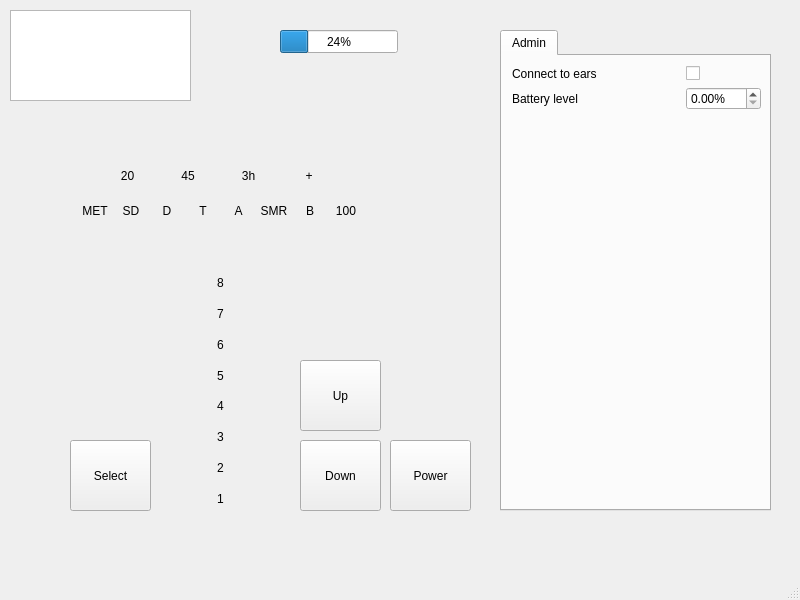
satgb/oasis-pro, file mainwindow.ui: the form before one commit.
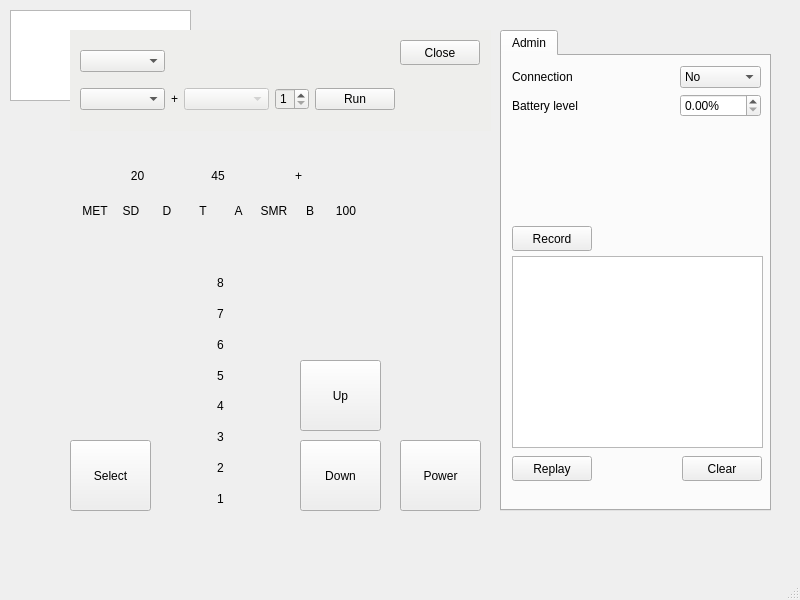
The form after the commit.

The edit to the form file:
```diff
--- a/mainwindow.ui
+++ b/mainwindow.ui
@@ -13,11 +13,14 @@
   <property name="windowTitle">
    <string>MainWindow</string>
   </property>
+  <property name="styleSheet">
+   <string notr="true"/>
+  </property>
   <widget class="QWidget" name="centralwidget">
    <widget class="QPushButton" name="powerButton">
     <property name="geometry">
      <rect>
-      <x>390</x>
+      <x>400</x>
       <y>440</y>
       <width>81</width>
       <height>71</height>
@@ -96,7 +99,7 @@
      </property>
      <layout class="QHBoxLayout" name="groups">
       <item>
-       <widget class="QLabel" name="label_20">
+       <widget class="QLabel" name="label20">
         <property name="text">
          <string>20</string>
         </property>
@@ -106,7 +109,7 @@
        </widget>
       </item>
       <item>
-       <widget class="QLabel" name="label_45">
+       <widget class="QLabel" name="label45">
         <property name="text">
          <string>45</string>
         </property>
@@ -116,17 +119,7 @@
        </widget>
       </item>
       <item>
-       <widget class="QLabel" name="label_3h">
-        <property name="text">
-         <string>3h</string>
-        </property>
-        <property name="alignment">
-         <set>Qt::AlignCenter</set>
-        </property>
-       </widget>
-      </item>
-      <item>
-       <widget class="QLabel" name="label_add">
+       <widget class="QLabel" name="labelAdd">
         <property name="text">
          <string>+</string>
         </property>
@@ -148,7 +141,7 @@
      </property>
      <layout class="QHBoxLayout" name="sessions">
       <item>
-       <widget class="QLabel" name="label_11">
+       <widget class="QLabel" name="labelMET">
         <property name="text">
          <string>MET</string>
         </property>
@@ -158,7 +151,7 @@
        </widget>
       </item>
       <item>
-       <widget class="QLabel" name="label_12">
+       <widget class="QLabel" name="labelSubDelta">
         <property name="text">
          <string>SD</string>
         </property>
@@ -168,7 +161,7 @@
        </widget>
       </item>
       <item>
-       <widget class="QLabel" name="label_13">
+       <widget class="QLabel" name="labelDelta">
         <property name="text">
          <string>D</string>
         </property>
@@ -178,7 +171,7 @@
        </widget>
       </item>
       <item>
-       <widget class="QLabel" name="label_14">
+       <widget class="QLabel" name="labelTheta">
         <property name="text">
          <string>T</string>
         </property>
@@ -188,7 +181,7 @@
        </widget>
       </item>
       <item>
-       <widget class="QLabel" name="label_15">
+       <widget class="QLabel" name="labelAlpha">
         <property name="text">
          <string>A</string>
         </property>
@@ -198,7 +191,7 @@
        </widget>
       </item>
       <item>
-       <widget class="QLabel" name="label_16">
+       <widget class="QLabel" name="labelSMR">
         <property name="text">
          <string>SMR</string>
         </property>
@@ -208,7 +201,7 @@
        </widget>
       </item>
       <item>
-       <widget class="QLabel" name="label_18">
+       <widget class="QLabel" name="labelBeta">
         <property name="text">
          <string>B</string>
         </property>
@@ -218,7 +211,7 @@
        </widget>
       </item>
       <item>
-       <widget class="QLabel" name="label_17">
+       <widget class="QLabel" name="label100Hz">
         <property name="text">
          <string>100</string>
         </property>
@@ -252,14 +245,50 @@
         <x>10</x>
         <y>10</y>
         <width>249</width>
-        <height>429</height>
+        <height>131</height>
        </rect>
       </property>
       <layout class="QGridLayout" name="gridLayout" columnstretch="1,0">
+       <item row="1" column="0">
+        <widget class="QLabel" name="batteryLevelLabel">
+         <property name="text">
+          <string>Battery level</string>
+         </property>
+        </widget>
+       </item>
        <item row="0" column="1">
-        <widget class="QCheckBox" name="checkBox">
+        <widget class="QComboBox" name="connectComboBox">
+         <item>
+          <property name="text">
+           <string>No</string>
+          </property>
+         </item>
+         <item>
+          <property name="text">
+           <string>Okay</string>
+          </property>
+         </item>
+         <item>
+          <property name="text">
+           <string>Excellent</string>
+          </property>
+         </item>
+        </widget>
+       </item>
+       <item row="1" column="1">
+        <widget class="QDoubleSpinBox" name="batteryLevelSpinBox">
+         <property name="suffix">
+          <string>%</string>
+         </property>
+         <property name="maximum">
+          <double>100.000000000000000</double>
+         </property>
+        </widget>
+       </item>
+       <item row="0" column="0">
+        <widget class="QLabel" name="connectLabel">
          <property name="text">
-          <string/>
+          <string>Connection</string>
          </property>
         </widget>
        </item>
@@ -276,32 +305,57 @@
          </property>
         </spacer>
        </item>
-       <item row="0" column="0">
-        <widget class="QLabel" name="connectLabel">
-         <property name="text">
-          <string>Connect to ears</string>
-         </property>
-        </widget>
-       </item>
-       <item row="1" column="0">
-        <widget class="QLabel" name="batteryLevelLabel">
-         <property name="text">
-          <string>Battery level</string>
-         </property>
-        </widget>
-       </item>
-       <item row="1" column="1">
-        <widget class="QDoubleSpinBox" name="batteryLevelSpinBox">
-         <property name="suffix">
-          <string>%</string>
-         </property>
-         <property name="maximum">
-          <double>100.000000000000000</double>
-         </property>
-        </widget>
-       </item>
       </layout>
      </widget>
+     <widget class="QListWidget" name="recordList">
+      <property name="geometry">
+       <rect>
+        <x>10</x>
+        <y>200</y>
+        <width>251</width>
+        <height>192</height>
+       </rect>
+      </property>
+     </widget>
+     <widget class="QPushButton" name="replayButton">
+      <property name="geometry">
+       <rect>
+        <x>10</x>
+        <y>400</y>
+        <width>80</width>
+        <height>25</height>
+       </rect>
+      </property>
+      <property name="text">
+       <string>Replay</string>
+      </property>
+     </widget>
+     <widget class="QPushButton" name="recordButton">
+      <property name="geometry">
+       <rect>
+        <x>10</x>
+        <y>170</y>
+        <width>80</width>
+        <height>25</height>
+       </rect>
+      </property>
+      <property name="text">
+       <string>Record</string>
+      </property>
+     </widget>
+     <widget class="QPushButton" name="clearButton">
+      <property name="geometry">
+       <rect>
+        <x>180</x>
+        <y>400</y>
+        <width>80</width>
+        <height>25</height>
+       </rect>
+      </property>
+      <property name="text">
+       <string>Clear</string>
+      </property>
+     </widget>
     </widget>
    </widget>
    <widget class="QWidget" name="graphWidget" native="true">
@@ -324,7 +378,7 @@
      </property>
      <layout class="QVBoxLayout" name="graph">
       <item>
-       <widget class="QLabel" name="label_h">
+       <widget class="QLabel" name="graphLabel8">
         <property name="text">
          <string>8</string>
         </property>
@@ -334,7 +388,7 @@
        </widget>
       </item>
       <item>
-       <widget class="QLabel" name="label_g">
+       <widget class="QLabel" name="graphLabel7">
         <property name="text">
          <string>7</string>
         </property>
@@ -344,7 +398,7 @@
        </widget>
       </item>
       <item>
-       <widget class="QLabel" name="label_f">
+       <widget class="QLabel" name="graphLabel6">
         <property name="text">
          <string>6</string>
         </property>
@@ -354,7 +408,7 @@
        </widget>
       </item>
       <item>
-       <widget class="QLabel" name="label_e">
+       <widget class="QLabel" name="graphLabel5">
         <property name="text">
          <string>5</string>
         </property>
@@ -364,7 +418,7 @@
        </widget>
       </item>
       <item>
-       <widget class="QLabel" name="label_d">
+       <widget class="QLabel" name="graphLabel4">
         <property name="text">
          <string>4</string>
         </property>
@@ -374,7 +428,7 @@
        </widget>
       </item>
       <item>
-       <widget class="QLabel" name="label_c">
+       <widget class="QLabel" name="graphLabel3">
         <property name="text">
          <string>3</string>
         </property>
@@ -384,7 +438,7 @@
        </widget>
       </item>
       <item>
-       <widget class="QLabel" name="label_b">
+       <widget class="QLabel" name="graphLabel2">
         <property name="text">
          <string>2</string>
         </property>
@@ -394,7 +448,7 @@
        </widget>
       </item>
       <item>
-       <widget class="QLabel" name="label_a">
+       <widget class="QLabel" name="graphLabel1">
         <property name="text">
          <string>1</string>
         </property>
@@ -422,7 +476,7 @@
    <widget class="QLabel" name="powerLED">
     <property name="geometry">
      <rect>
-      <x>420</x>
+      <x>430</x>
       <y>410</y>
       <width>21</width>
       <height>17</height>
@@ -432,6 +486,195 @@
      <string/>
     </property>
    </widget>
+   <widget class="QWidget" name="addWidget" native="true">
+    <property name="geometry">
+     <rect>
+      <x>70</x>
+      <y>30</y>
+      <width>421</width>
+      <height>101</height>
+     </rect>
+    </property>
+    <property name="styleSheet">
+     <string notr="true">background-color: rgb(238, 238, 236);</string>
+    </property>
+    <widget class="QPushButton" name="closeButton">
+     <property name="geometry">
+      <rect>
+       <x>330</x>
+       <y>10</y>
+       <width>80</width>
+       <height>25</height>
+      </rect>
+     </property>
+     <property name="text">
+      <string>Close</string>
+     </property>
+    </widget>
+    <widget class="QWidget" name="gridLayoutWidget_2">
+     <property name="geometry">
+      <rect>
+       <x>10</x>
+       <y>10</y>
+       <width>315</width>
+       <height>80</height>
+      </rect>
+     </property>
+     <layout class="QGridLayout" name="gridLayout_2">
+      <item row="1" column="0">
+       <widget class="QComboBox" name="typeComboBox1">
+        <property name="currentIndex">
+         <number>0</number>
+        </property>
+        <item>
+         <property name="text">
+          <string/>
+         </property>
+        </item>
+        <item>
+         <property name="text">
+          <string>MET</string>
+         </property>
+        </item>
+        <item>
+         <property name="text">
+          <string>Sub-Delta</string>
+         </property>
+        </item>
+        <item>
+         <property name="text">
+          <string>Delta</string>
+         </property>
+        </item>
+        <item>
+         <property name="text">
+          <string>Theta</string>
+         </property>
+        </item>
+        <item>
+         <property name="text">
+          <string>Alpha</string>
+         </property>
+        </item>
+        <item>
+         <property name="text">
+          <string>SMR</string>
+         </property>
+        </item>
+        <item>
+         <property name="text">
+          <string>Beta</string>
+         </property>
+        </item>
+        <item>
+         <property name="text">
+          <string>100 Hz</string>
+         </property>
+        </item>
+       </widget>
+      </item>
+      <item row="1" column="1">
+       <widget class="QLabel" name="label">
+        <property name="text">
+         <string>+</string>
+        </property>
+        <property name="alignment">
+         <set>Qt::AlignCenter</set>
+        </property>
+       </widget>
+      </item>
+      <item row="1" column="3">
+       <widget class="QSpinBox" name="intensitySpinBox">
+        <property name="minimum">
+         <number>1</number>
+        </property>
+        <property name="maximum">
+         <number>8</number>
+        </property>
+       </widget>
+      </item>
+      <item row="0" column="0">
+       <widget class="QComboBox" name="durationComboBox">
+        <property name="currentIndex">
+         <number>-1</number>
+        </property>
+        <item>
+         <property name="text">
+          <string>20</string>
+         </property>
+        </item>
+        <item>
+         <property name="text">
+          <string>45</string>
+         </property>
+        </item>
+       </widget>
+      </item>
+      <item row="1" column="2">
+       <widget class="QComboBox" name="typeComboBox2">
+        <property name="enabled">
+         <bool>false</bool>
+        </property>
+        <property name="currentIndex">
+         <number>0</number>
+        </property>
+        <item>
+         <property name="text">
+          <string/>
+         </property>
+        </item>
+        <item>
+         <property name="text">
+          <string>MET</string>
+         </property>
+        </item>
+        <item>
+         <property name="text">
+          <string>Sub-Delta</string>
+         </property>
+        </item>
+        <item>
+         <property name="text">
+          <string>Delta</string>
+         </property>
+        </item>
+        <item>
+         <property name="text">
+          <string>Theta</string>
+         </property>
+        </item>
+        <item>
+         <property name="text">
+          <string>Alpha</string>
+         </property>
+        </item>
+        <item>
+         <property name="text">
+          <string>SMR</string>
+         </property>
+        </item>
+        <item>
+         <property name="text">
+          <string>Beta</string>
+         </property>
+        </item>
+        <item>
+         <property name="text">
+          <string>100 Hz</string>
+         </property>
+        </item>
+       </widget>
+      </item>
+      <item row="1" column="4">
+       <widget class="QPushButton" name="runButton">
+        <property name="text">
+         <string>Run</string>
+        </property>
+       </widget>
+      </item>
+     </layout>
+    </widget>
+   </widget>
   </widget>
   <widget class="QMenuBar" name="menubar">
    <property name="geometry">
```
